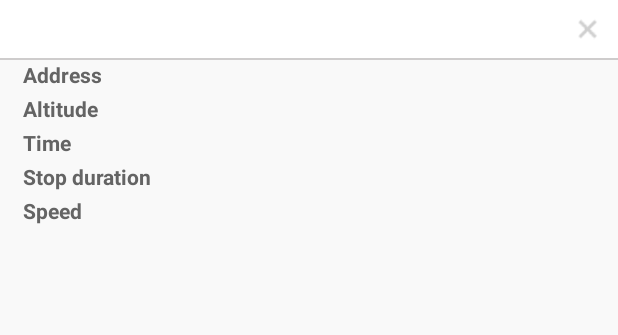
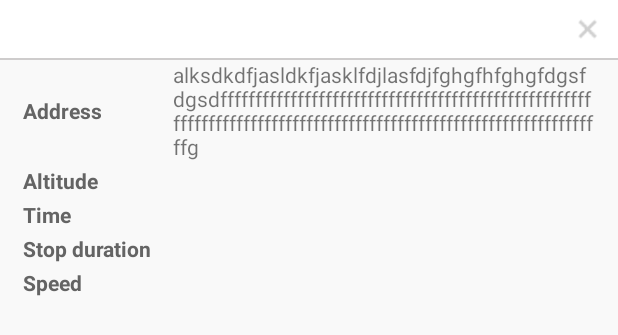
Before and after one commit to ZWVAPPS/GPSWOX-Android-Client_source, an Android app: the layout layout_map_infowindow.xml on its own in the app's theme, with its tools: preview values and no code run, on a phone screen of 412 x 824 dp. Shown: the top 335 px of the screen. Run offline under Robolectric (Android 15) with nearby library versions, the phone set to English and light mode, and no system bars.

Commit message:
Long address fix

```diff
--- a/app/src/main/res/layout/layout_map_infowindow.xml
+++ b/app/src/main/res/layout/layout_map_infowindow.xml
@@ -62,7 +62,8 @@
                 <TextView
                     android:id="@+id/address"
                     android:layout_width="match_parent"
-                    android:layout_height="wrap_content"/>
+                    android:layout_height="match_parent"
+                    android:text="alksdkdfjasldkfjasklfdjlasfdjfghgfhfghgfdgsfdgsdfffffffffffffffffffffffffffffffffffffffffffffffffffffffffffffffffffffffffffffffffffffffffffffffffffffffffffffffffffg"/>
             </LinearLayout>
 
             <LinearLayout
```
